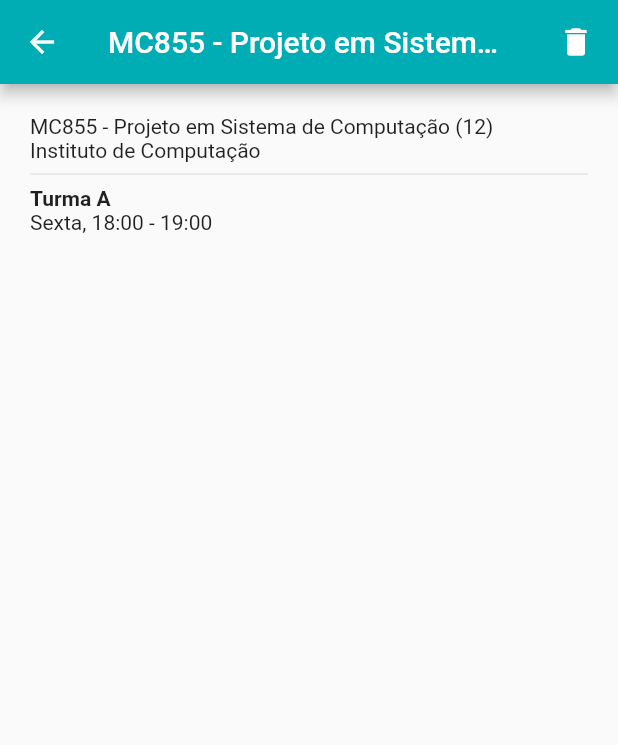
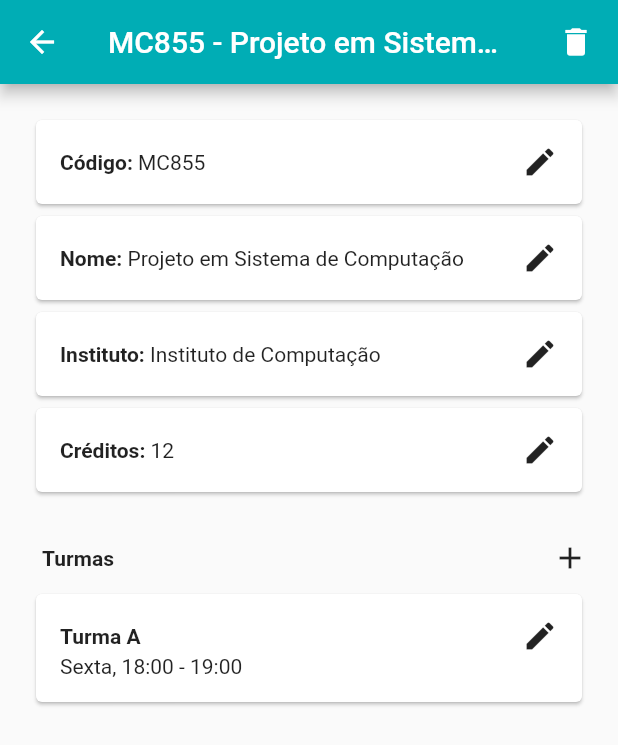
Before and after one commit to humanolaranja/mc855-flutter, a Flutter app: the DetailsPage screen opened directly with sample values from the repository, on a phone screen of 412 x 824 dp. Shown: the top 745 px of the screen. Run offline on Flutter 3.47's test engine with Material 2 defaults, Android fonts, the light colour scheme and no system bars.

Commit message:
feat: config details and details improvement

```diff
--- a/lib/pages/Config/config_page.dart
+++ b/lib/pages/Config/config_page.dart
@@ -43,7 +43,7 @@ class _ConfigPageState extends State<ConfigPage> {
             items.sort((a, b) => (a.code.compareTo(b.code)));
             final item = items[index];
 
-            return ListItem(item, () => print("config"));
+            return ListItem(item, () => Routes().navigateToConfigDetailsPage(context, item));
           },
         ),
       ),
--- a/lib/pages/Details/details_page.dart
+++ b/lib/pages/Details/details_page.dart
@@ -2,9 +2,12 @@ import 'package:flutter/material.dart';
 import 'package:mc855/entities/subject.dart';
 import 'package:mc855/entities/time.dart';
 import 'package:mc855/utils/days.dart';
+import 'package:mc855/widgets/conditional_widget.dart';
 
 class DetailsPage extends StatelessWidget {
-  const DetailsPage({Key? key}) : super(key: key);
+  final bool edit;
+
+  const DetailsPage(this.edit, {Key? key}) : super(key: key);
 
   @override
   Widget build(BuildContext context) {
@@ -12,7 +15,7 @@ class DetailsPage extends StatelessWidget {
 
     return Scaffold(
       appBar: AppBar(
-        title: Text("${subject.code} - ${subject.name}"),
+        title: Text("${subject.code} - ${subject.name} (${subject.credits})"),
         actions: [
           Padding(
             padding: EdgeInsets.symmetric(horizontal: 16),
@@ -27,23 +30,141 @@ class DetailsPage extends StatelessWidget {
         child: Column(
           crossAxisAlignment: CrossAxisAlignment.start,
           children: [
-            Text("${subject.code} - ${subject.name} (${subject.credits})"),
             Column(
               crossAxisAlignment: CrossAxisAlignment.start,
               children: [
-                Text(subject.institute),
+                Card(
+                  child: Padding(
+                    padding: EdgeInsets.all(16),
+                    child: Row(
+                      mainAxisAlignment: MainAxisAlignment.spaceBetween,
+                      children: [
+                        Row(
+                          children: [
+                            Text(
+                              "Código: ",
+                              style: TextStyle(fontWeight: FontWeight.bold),
+                            ),
+                            Text("${subject.code}"),
+                          ],
+                        ),
+                        ConditionalWidget(
+                          edit,
+                          child: Icon(Icons.edit),
+                        ),
+                      ],
+                    ),
+                  ),
+                ),
+                Card(
+                  child: Padding(
+                    padding: EdgeInsets.all(16),
+                    child: Row(
+                      mainAxisAlignment: MainAxisAlignment.spaceBetween,
+                      children: [
+                        Row(
+                          children: [
+                            Text(
+                              "Nome: ",
+                              style: TextStyle(fontWeight: FontWeight.bold),
+                            ),
+                            Text("${subject.name}"),
+                          ],
+                        ),
+                        ConditionalWidget(
+                          edit,
+                          child: Icon(Icons.edit),
+                        ),
+                      ],
+                    ),
+                  ),
+                ),
+                Card(
+                  child: Padding(
+                    padding: EdgeInsets.all(16),
+                    child: Row(
+                      mainAxisAlignment: MainAxisAlignment.spaceBetween,
+                      children: [
+                        Row(
+                          children: [
+                            Text(
+                              "Instituto: ",
+                              style: TextStyle(fontWeight: FontWeight.bold),
+                            ),
+                            Text("${subject.institute}"),
+                          ],
+                        ),
+                        ConditionalWidget(
+                          edit,
+                          child: Icon(Icons.edit),
+                        ),
+                      ],
+                    ),
+                  ),
+                ),
+                Card(
+                  child: Padding(
+                    padding: EdgeInsets.all(16),
+                    child: Row(
+                      mainAxisAlignment: MainAxisAlignment.spaceBetween,
+                      children: [
+                        Row(
+                          children: [
+                            Text(
+                              "Créditos: ",
+                              style: TextStyle(fontWeight: FontWeight.bold),
+                            ),
+                            Text("${subject.credits}"),
+                          ],
+                        ),
+                        ConditionalWidget(
+                          edit,
+                          child: Icon(Icons.edit),
+                        ),
+                      ],
+                    ),
+                  ),
+                ),
+                Padding(
+                  padding: EdgeInsets.fromLTRB(8, 28, 0, 8),
+                  child: Row(
+                    mainAxisAlignment: MainAxisAlignment.spaceBetween,
+                    children: [
+                      Text(
+                        "Turmas",
+                        style: TextStyle(fontWeight: FontWeight.bold),
+                      ),
+                      ConditionalWidget(
+                        edit,
+                        child: Icon(Icons.add),
+                      ),
+                    ],
+                  ),
+                ),
                 ListView.builder(
                   shrinkWrap: true,
                   itemCount: subject.classes.length,
                   itemBuilder: (context, classesIndex) {
                     List<Time> lessons = subject.classes[classesIndex].lessons;
-                    return Column(
+
+                    return Card(
+                      child: Padding(
+                        padding: EdgeInsets.all(16),
+                        child: Column(
                           crossAxisAlignment: CrossAxisAlignment.start,
                           children: [
-                        Divider(),
+                            Row(
+                              mainAxisAlignment: MainAxisAlignment.spaceBetween,
+                              children: [
                                 Text(
                                   "Turma ${subject.classes[classesIndex].classCode}",
                                   style: TextStyle(fontWeight: FontWeight.bold),
+                                ),
+                                ConditionalWidget(
+                                  edit,
+                                  child: Icon(Icons.edit),
+                                ),
+                              ],
                             ),
                             ListView.builder(
                               shrinkWrap: true,
@@ -59,6 +180,8 @@ class DetailsPage extends StatelessWidget {
                               },
                             ),
                           ],
+                        ),
+                      ),
                     );
                   },
                 ),
--- a/lib/routes.dart
+++ b/lib/routes.dart
@@ -10,6 +10,7 @@ class Routes {
   static final String loginPagePath = '/';
   static final String homePagePath = '/home';
   static final String configPagePath = '/config';
+  static final String configDetailsPagePath = '/config/details';
   static final String detailsPagePath = '/details';
   static final String includeSubjectPagePath = '/include';
 
@@ -18,7 +19,8 @@ class Routes {
       loginPagePath: (BuildContext context) => LoginPage(),
       homePagePath: (BuildContext context) => HomePage(title: "Minhas Disciplinas"),
       configPagePath: (BuildContext context) => ConfigPage(title: "Configurar Disciplinas"),
-      detailsPagePath: (BuildContext context) => DetailsPage(),
+      detailsPagePath: (BuildContext context) => DetailsPage(false),
+      configDetailsPagePath: (BuildContext context) => DetailsPage(true),
       includeSubjectPagePath: (BuildContext context) => IncludeSubjectPage(),
     };
   }
@@ -38,6 +40,10 @@ class Routes {
     Navigator.pushNamed(context, detailsPagePath, arguments: subject);
   }
 
+  navigateToConfigDetailsPage(BuildContext context, Subject subject) {
+    Navigator.pushNamed(context, configDetailsPagePath, arguments: subject);
+  }
+
   navigateToincludeSubjectPage(BuildContext context) {
     Navigator.pushNamed(context, includeSubjectPagePath);
   }
--- /dev/null
+++ b/lib/widgets/conditional_widget.dart
@@ -0,0 +1,16 @@
+import 'package:flutter/material.dart';
+
+class ConditionalWidget extends StatelessWidget {
+  final bool render;
+  final Widget child;
+
+  ConditionalWidget(this.render, {Key? key, required this.child}) : super(key: key);
+
+  Widget build(BuildContext context) {
+    if (this.render) {
+      return child;
+    }
+
+    return Container();
+  }
+}
```
Lines whose indentation alone changed are shown as unchanged.
